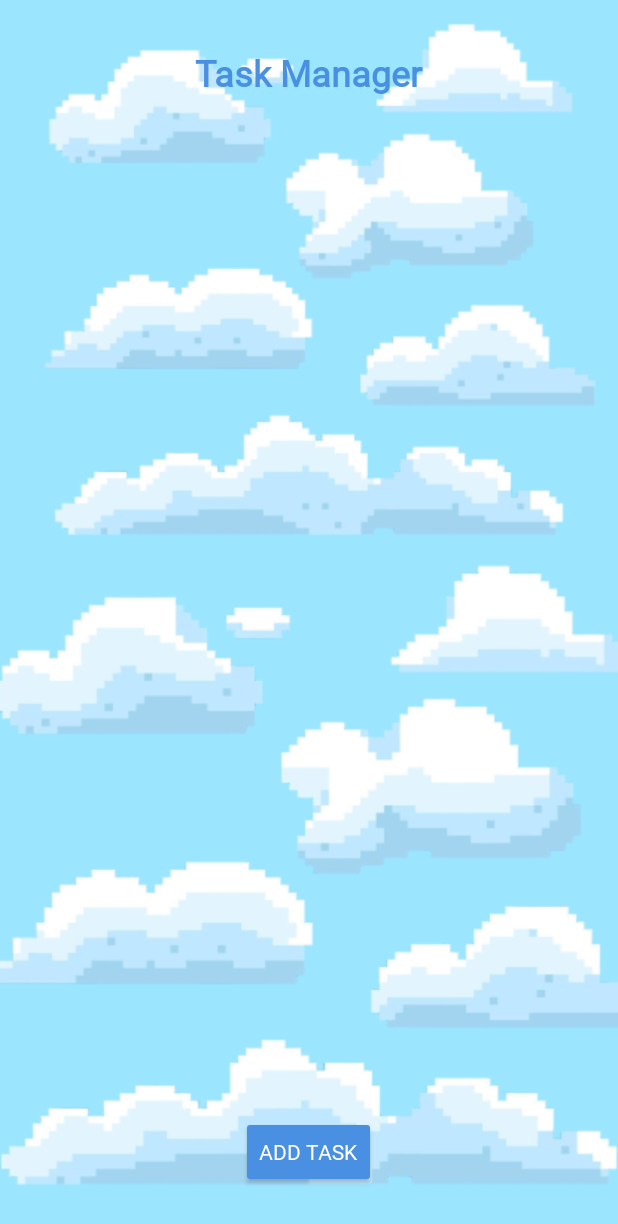
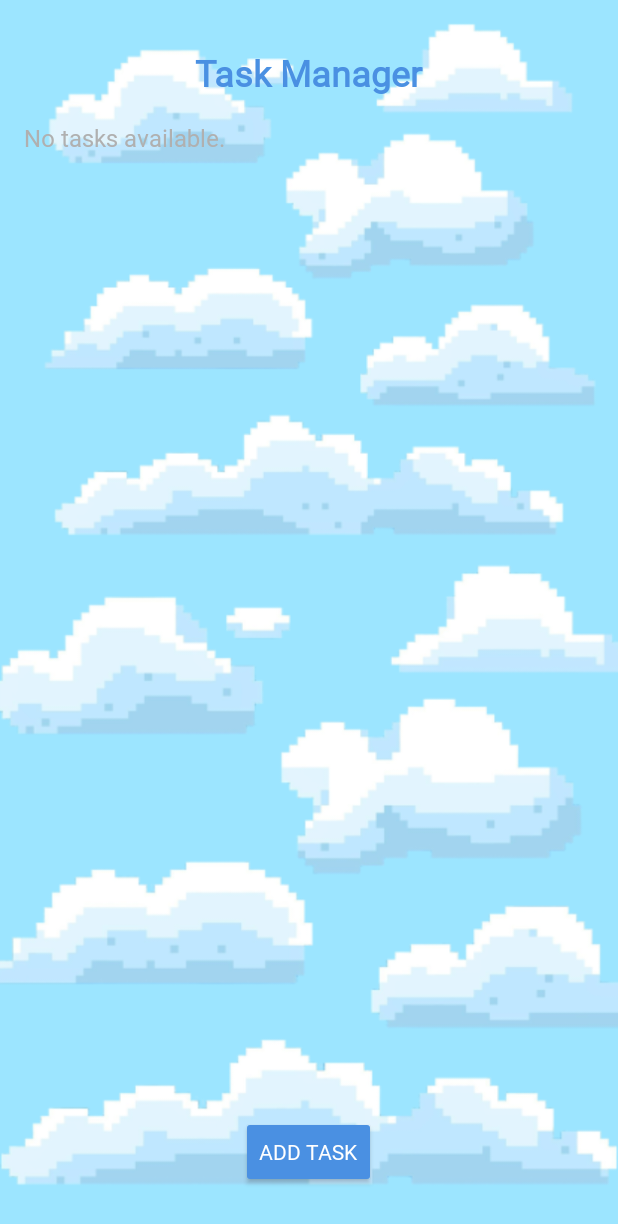
Before and after one commit to jirachi13/Study_Buddy2, an Android app: the TaskManagerActivity screen opened directly, with no data from a screen before it, on a phone screen of 412 x 824 dp. Shown: the top 1224 px of the screen. Run offline under Robolectric (Android 15) with nearby library versions, the phone set to English and light mode, and no system bars.

Commit message:
task manager list now showing and button clickable

```diff
--- a/app/src/main/java/com/example/studybuddy/TaskManagerActivity.java
+++ b/app/src/main/java/com/example/studybuddy/TaskManagerActivity.java
@@ -1,9 +1,12 @@
 package com.example.studybuddy;
 
+import android.content.Intent;
 import android.os.Bundle;
 import android.view.LayoutInflater;
 import android.view.View;
+import android.widget.Button;
 import android.widget.LinearLayout;
+import android.widget.ScrollView;
 import android.widget.TextView;
 
 import androidx.appcompat.app.AppCompatActivity;
@@ -23,6 +26,12 @@ public class TaskManagerActivity extends AppCompatActivity {
         taskListContainer = findViewById(R.id.taskListContainer);
         databaseHelper = new DatabaseHelper(this);
 
+        Button addTaskButton = findViewById(R.id.addTaskButton);
+        addTaskButton.setOnClickListener(v -> {
+            // Redirect to add task activity
+            startActivity(new Intent(this, AddTaskActivity.class));
+        });
+
         populateTaskList();
     }
 
@@ -30,6 +39,13 @@ public class TaskManagerActivity extends AppCompatActivity {
         taskListContainer.removeAllViews();
 
         List<Task> tasks = databaseHelper.getAllTasks();
+        if (tasks.isEmpty()) {
+            TextView emptyView = new TextView(this);
+            emptyView.setText("No tasks available.");
+            emptyView.setTextSize(16);
+            emptyView.setTextColor(getResources().getColor(R.color.gray));
+            taskListContainer.addView(emptyView);
+        } else {
             for (Task task : tasks) {
                 View taskView = LayoutInflater.from(this).inflate(R.layout.task_item, taskListContainer, false);
 
@@ -45,3 +61,4 @@ public class TaskManagerActivity extends AppCompatActivity {
             }
         }
     }
+}
--- a/app/src/main/res/layout/activity_task_manager.xml
+++ b/app/src/main/res/layout/activity_task_manager.xml
@@ -16,15 +16,15 @@
         android:layout_marginTop="16dp"
         android:textColor="@color/blue" />
 
-    <!-- Task List -->
+    <!-- Task List in a Scrollable View -->
     <ScrollView
         android:id="@+id/scrollView"
         android:layout_width="match_parent"
-        android:layout_height="0dp"
-        android:layout_centerInParent="true"
+        android:layout_height="match_parent"
+        android:layout_below="@id/taskManagerTitle"
         android:layout_above="@id/addTaskButton"
-        android:layout_alignParentBottom="true"
-        android:layout_marginBottom="72dp">
+        android:layout_marginTop="16dp"
+        android:layout_marginBottom="16dp">
 
         <LinearLayout
             android:id="@+id/taskListContainer"
```
Lines whose indentation alone changed are shown as unchanged.
